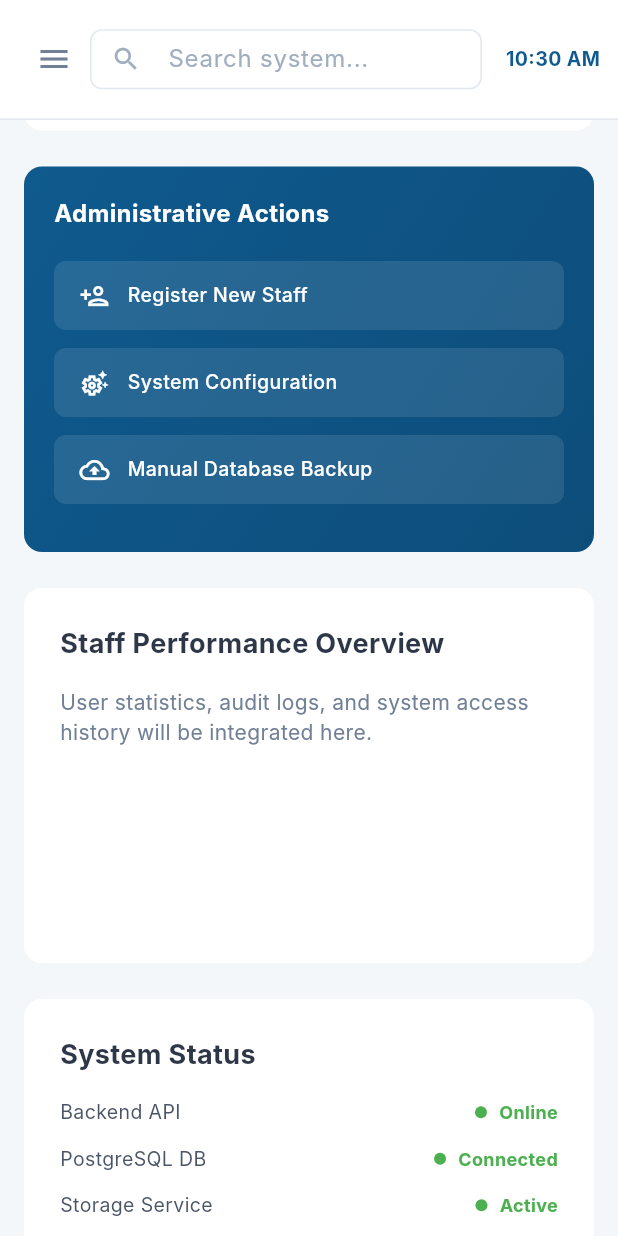
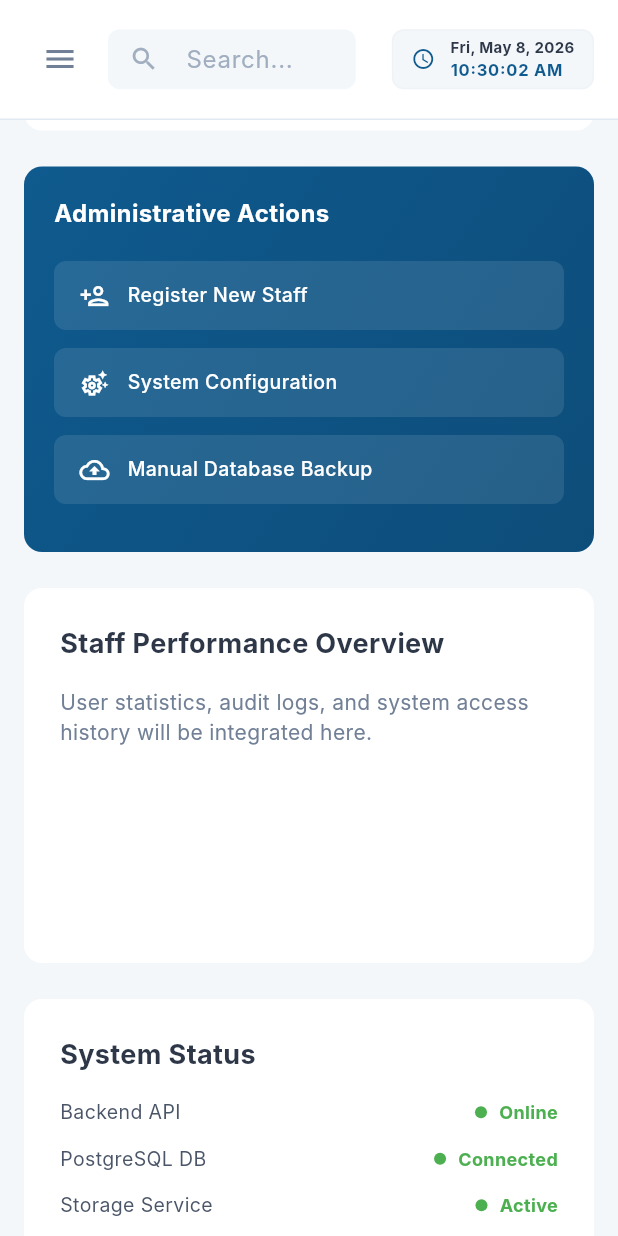
Before and after one commit to Sriponni-KSV/spmc-frontend-app, a Flutter app: the AdminDashboardScreen screen opened directly, scrolled down 576 dp, on a phone screen of 412 x 824 dp. Run offline on Flutter 3.47's test engine with Material 3 defaults, Android fonts, the phone set to English and light mode, and no system bars; our stand-ins replace flutter_dotenv, flutter_secure_storage; accounts and stored records are empty; network calls fail; Roboto replaces fonts that are missing (Inter).

Commit message:
changes in mobile number field

```diff
--- a/lib/controllers/doctor/doctor_controller.dart
+++ b/lib/controllers/doctor/doctor_controller.dart
@@ -9,6 +9,7 @@ class DoctorController {
   // ✅ Update Profile
   Future<UserModel> updateProfile({
     required String fullname,
+    String? mobile,
     String? medicalLicense,
     String? qualification,
     String? experience,
@@ -29,6 +30,7 @@ class DoctorController {
       '$baseUrl/doctor/update-profile',
       {
         'fullname': fullname,
+        'mobile': mobile ?? '',
         'medical_license': medicalLicense ?? '',
         'qualification': qualification ?? '',
         'experience': experience ?? '',
--- a/lib/models/user_model.dart
+++ b/lib/models/user_model.dart
@@ -94,7 +94,7 @@ class UserModel {
       email: json['email'] ?? '',
       role: json['role'] ?? '',
       status: json['status'] ?? 'active',
-      isDeleted: json['is_deleted'] == true || json['isDeleted'] == true || json['status'] == 'deleted',
+      isDeleted: json['is_deleted'] == 1 || json['is_deleted'] == true || json['isDeleted'] == true || json['status'] == 'deleted',
       staffUniqueId: json['staff_unique_id'] ?? json['staffUniqueId'],
       mobile: json['mobile'],
       token: json['token'],
--- a/lib/screens/admin_appointment_management.dart
+++ b/lib/screens/admin_appointment_management.dart
@@ -702,7 +702,7 @@ class _AdminAppointmentManagementState
           child: TextField(
             onChanged: (v) => setState(() => _searchQuery = v),
             decoration: const InputDecoration(
-              hintText: 'Search by patient name, phone number, or department...',
+              hintText: 'Search by patient name, mobile number, or department...',
               hintStyle: TextStyle(fontSize: 14, color: AppTheme.textSecondaryColor),
               border: InputBorder.none,
               isDense: true,
--- a/lib/screens/admin_dashboard.dart
+++ b/lib/screens/admin_dashboard.dart
@@ -1,4 +1,5 @@
 import 'package:flutter/material.dart';
+import 'package:flutter/services.dart';
 import 'package:intl/intl.dart';
 import 'package:provider/provider.dart';
 import '../utils/app_theme.dart';
@@ -6,6 +7,7 @@ import '../models/user_model.dart';
 import '../providers/auth_provider.dart';
 import '../controllers/admin_controller.dart';
 import '../widgets/nurse_widgets.dart' hide PatientModel;
+import '../widgets/admin_widgets.dart';
 import 'login_page.dart';
 import 'package:http/http.dart' as http;
 import 'dart:convert';
@@ -35,11 +37,15 @@ class _AdminDashboardScreenState extends State<AdminDashboardScreen> {
   final ScrollController _verticalScrollController = ScrollController();
   final ScrollController _horizontalScrollController = ScrollController();
   bool _showDeleted = false;
+  final FocusNode _mainFocusNode = FocusNode();
+  List<PatientModel> _dbPatients = [];
+  final PatientController _patientController = PatientController();
 
   @override
   void dispose() {
     _verticalScrollController.dispose();
     _horizontalScrollController.dispose();
+    _mainFocusNode.dispose();
     super.dispose();
   }
 
@@ -48,6 +54,42 @@ class _AdminDashboardScreenState extends State<AdminDashboardScreen> {
     super.initState();
     _loadStaff();
     _loadRbacData();
+    _fetchPatients();
+  }
+
+  Future<void> _fetchPatients() async {
+    try {
+      final patients = await _patientController.fetchPatients();
+      if (mounted) setState(() => _dbPatients = patients);
+    } catch (e) {
+      debugPrint('Error fetching patients for search: $e');
+    }
+  }
+
+  void _showSearchOverlay() {
+    showGeneralDialog(
+      context: context,
+      barrierDismissible: true,
+      barrierLabel: 'Search',
+      barrierColor: Colors.black.withOpacity(0.4),
+      transitionDuration: const Duration(milliseconds: 200),
+      pageBuilder: (context, anim1, anim2) {
+        return SearchOverlay(
+          patients: _dbPatients.map((p) => p.toJson()).toList(),
+          onNewPatient: () => setState(() => _selectedIndex = 2), // Navigate to Patient Management
+          onBookAppointment: () => setState(() => _selectedIndex = 4), // Navigate to Appointments
+        );
+      },
+      transitionBuilder: (context, anim1, anim2, child) {
+        return FadeTransition(
+          opacity: anim1,
+          child: ScaleTransition(
+            scale: Tween<double>(begin: 0.95, end: 1.0).animate(anim1),
+            child: child,
+          ),
+        );
+      },
+    );
   }
 
   void _loadStaff() {
@@ -205,7 +247,17 @@ class _AdminDashboardScreenState extends State<AdminDashboardScreen> {
                       controller: mobileCtrl,
                       decoration: const InputDecoration(labelText: 'Mobile Number', prefixIcon: Icon(Icons.phone_outlined)),
                       keyboardType: TextInputType.phone,
-                      validator: (val) => val == null || val.trim().isEmpty ? 'Please enter a mobile number' : null,
+                      maxLength: 10,
+                      inputFormatters: [
+                        FilteringTextInputFormatter.digitsOnly,
+                        LengthLimitingTextInputFormatter(10),
+                      ],
+                      validator: (val) {
+                        if (val == null || val.trim().isEmpty) return 'Please enter a mobile number';
+                        if (val.trim().length != 10) return 'Mobile number must be 10 digits';
+                        if (!RegExp(r'^[0-9]+$').hasMatch(val.trim())) return 'Please enter digits only';
+                        return null;
+                      },
                     ),
                     const SizedBox(height: 16),
                     if (isLoadingRoles)
@@ -360,7 +412,18 @@ class _AdminDashboardScreenState extends State<AdminDashboardScreen> {
   Widget build(BuildContext context) {
     final bool isMobile = MediaQuery.of(context).size.width < 900;
 
-    return Scaffold(
+    return Focus(
+      focusNode: _mainFocusNode,
+      autofocus: true,
+      onKeyEvent: (node, event) {
+        if (event is KeyDownEvent &&
+            event.logicalKey == LogicalKeyboardKey.slash) {
+          _showSearchOverlay();
+          return KeyEventResult.handled;
+        }
+        return KeyEventResult.ignored;
+      },
+      child: Scaffold(
         backgroundColor: AppTheme.backgroundColor,
         drawer: isMobile ? Drawer(child: _buildSidebar(context)) : null,
         body: SafeArea(
@@ -382,6 +445,7 @@ class _AdminDashboardScreenState extends State<AdminDashboardScreen> {
                 ),
               ),
             ],
+          ),
         ),
       ),
     );
@@ -800,8 +864,6 @@ class _AdminDashboardScreenState extends State<AdminDashboardScreen> {
                             children: [
                               Text(user.fullname, style: const TextStyle(fontWeight: FontWeight.bold, fontSize: 13)),
                               Text(user.email, style: const TextStyle(color: AppTheme.textSecondaryColor, fontSize: 11)),
-                              if (user.mobile != null && user.mobile!.isNotEmpty)
-                                Text(user.mobile!, style: const TextStyle(color: AppTheme.textSecondaryColor, fontSize: 11)),
                             ],
                           ),
                         ],
@@ -916,8 +978,6 @@ class _AdminDashboardScreenState extends State<AdminDashboardScreen> {
                           ],
                         ),
                         Text(user.email, style: const TextStyle(color: AppTheme.textSecondaryColor, fontSize: 12)),
-                        if (user.mobile != null && user.mobile!.isNotEmpty)
-                          Text(user.mobile!, style: const TextStyle(color: AppTheme.textSecondaryColor, fontSize: 12)),
                       ],
                     ),
                   ),
@@ -1103,65 +1163,98 @@ class _AdminDashboardScreenState extends State<AdminDashboardScreen> {
 
   Widget _buildHeader(BuildContext context, bool isMobile) {
     return Container(
-      height: isMobile ? 80 : 70,
+      height: isMobile ? 80 : 90,
       decoration: const BoxDecoration(
         color: Colors.white,
-        border: Border(bottom: BorderSide(color: AppTheme.borderColor, width: 1)),
-      ),
-      padding: EdgeInsets.symmetric(horizontal: isMobile ? 12 : 24),
+        border: Border(
+          bottom: BorderSide(color: AppTheme.borderColor, width: 1),
+        ),
+      ),
+      padding: EdgeInsets.symmetric(horizontal: isMobile ? 16 : 24),
       child: Row(
-        mainAxisAlignment: MainAxisAlignment.spaceBetween,
-        children: [
-          // Left: Menu & Search
-          if (isMobile)
+        crossAxisAlignment: CrossAxisAlignment.center,
+        children: [
+          if (isMobile) ...[
             Builder(
               builder: (context) => IconButton(
-                icon: const Icon(Icons.menu, color: AppTheme.textSecondaryColor),
+                icon: const Icon(
+                  Icons.menu,
+                  color: AppTheme.textSecondaryColor,
+                ),
                 onPressed: () => Scaffold.of(context).openDrawer(),
               ),
             ),
-
-          Flexible(
-            flex: 2,
-            child: Container(
+            const SizedBox(width: 8),
+          ],
+
+          // Search Bar (Flexible on mobile)
+          Expanded(
+            child: SizedBox(
               height: 40,
-              decoration: BoxDecoration(
-                color: AppTheme.backgroundColor,
+              child: TextFormField(
+                textAlignVertical: TextAlignVertical.center,
+                decoration: InputDecoration(
+                  hintText: isMobile ? 'Search...' : 'Quick search...',
+                  prefixIcon: const Icon(Icons.search, size: 20),
+                  suffixText: isMobile ? null : '/',
+                  suffixStyle: const TextStyle(color: AppTheme.iconColor),
+                  fillColor: AppTheme.backgroundColor,
+                  filled: true,
+                  contentPadding: const EdgeInsets.symmetric(horizontal: 16),
+                  border: OutlineInputBorder(
                     borderRadius: BorderRadius.circular(8),
-              ),
-              child: const TextField(
-                decoration: InputDecoration(
-                  hintText: 'Search system...',
-                  prefixIcon: Icon(Icons.search, size: 20),
-                  border: InputBorder.none,
-                  contentPadding: EdgeInsets.symmetric(vertical: 10),
-                ),
-              ),
-            ),
-          ),
-
-          const SizedBox(width: 16),
-
-          // Right Actions
+                    borderSide: BorderSide.none,
+                  ),
+                  enabledBorder: OutlineInputBorder(
+                    borderRadius: BorderRadius.circular(8),
+                    borderSide: BorderSide.none,
+                  ),
+                ),
+                readOnly: true,
+                onTap: _showSearchOverlay,
+              ),
+            ),
+          ),
+
+          if (!isMobile) ...[
+            const SizedBox(width: 24),
+            const Spacer(),
             Row(
               mainAxisSize: MainAxisSize.min,
-            children: [
-              // Notifications icon only on web
-              if (!isMobile) ...[
-                const Icon(Icons.notifications_none_outlined, color: AppTheme.textSecondaryColor),
+              crossAxisAlignment: CrossAxisAlignment.center,
+              children: [
+                const Icon(
+                  Icons.notifications_none_outlined,
+                  color: AppTheme.textSecondaryColor,
+                  size: 22,
+                ),
                 const SizedBox(width: 20),
-              ],
-
-              // Restored LiveClock widget for real-time display with seconds and day
-              if (!isMobile)
-                const LiveClock()
-              else
-                Text(
-                  DateFormat('hh:mm a').format(DateTime.now()),
-                  style: const TextStyle(fontWeight: FontWeight.bold, fontSize: 13, color: AppTheme.primaryColor),
-                ),
-            ],
-          ),
+                const Icon(
+                  Icons.help_outline,
+                  color: AppTheme.textSecondaryColor,
+                  size: 22,
+                ),
+                const SizedBox(width: 20),
+                ElevatedButton(
+                  onPressed: () {},
+                  style: ElevatedButton.styleFrom(
+                    backgroundColor: AppTheme.primaryColor,
+                    minimumSize: const Size(80, 40),
+                    padding: const EdgeInsets.symmetric(horizontal: 16),
+                    shape: RoundedRectangleBorder(
+                      borderRadius: BorderRadius.circular(8),
+                    ),
+                    elevation: 0,
+                  ),
+                  child: const Text('Share', style: TextStyle(fontSize: 14, fontWeight: FontWeight.bold)),
+                ),
+              ],
+            ),
+          ],
+          const SizedBox(width: 24),
+
+          // Date & Time
+          const AdminLiveClock(),
         ],
       ),
     );
@@ -1518,7 +1611,17 @@ final AdminController _adminController = AdminController();
                   onChanged: (_) { if (_errorMessage != null) setState(() => _errorMessage = null); },
                   decoration: const InputDecoration(labelText: 'Mobile Number', prefixIcon: Icon(Icons.phone_outlined)),
                   keyboardType: TextInputType.phone,
-                  validator: (val) => val == null || val.isEmpty ? 'Please enter a mobile number' : null,
+                  maxLength: 10,
+                  inputFormatters: [
+                    FilteringTextInputFormatter.digitsOnly,
+                    LengthLimitingTextInputFormatter(10),
+                  ],
+                  validator: (val) {
+                    if (val == null || val.isEmpty) return 'Please enter a mobile number';
+                    if (val.length != 10) return 'Mobile number must be 10 digits';
+                    if (!RegExp(r'^[0-9]+$').hasMatch(val)) return 'Please enter digits only';
+                    return null;
+                  },
                 ),
                 const SizedBox(height: 16),
                 TextFormField(
--- /dev/null
+++ b/lib/widgets/admin_widgets.dart
@@ -0,0 +1,76 @@
+import 'dart:async';
+import 'package:flutter/material.dart';
+import 'package:intl/intl.dart';
+import '../utils/app_theme.dart';
+
+class AdminLiveClock extends StatefulWidget {
+  const AdminLiveClock({Key? key}) : super(key: key);
+
+  @override
+  State<AdminLiveClock> createState() => _AdminLiveClockState();
+}
+
+class _AdminLiveClockState extends State<AdminLiveClock> {
+  late Timer _timer;
+  DateTime _currentTime = DateTime.now();
+
+  @override
+  void initState() {
+    super.initState();
+    _timer = Timer.periodic(const Duration(seconds: 1), (timer) {
+      if (mounted) {
+        setState(() {
+          _currentTime = DateTime.now();
+        });
+      }
+    });
+  }
+
+  @override
+  void dispose() {
+    _timer.cancel();
+    super.dispose();
+  }
+
+  @override
+  Widget build(BuildContext context) {
+    return Container(
+      height: 40,
+      padding: const EdgeInsets.symmetric(horizontal: 12),
+      decoration: BoxDecoration(
+        color: AppTheme.backgroundColor,
+        borderRadius: BorderRadius.circular(8),
+        border: Border.all(color: AppTheme.borderColor.withOpacity(0.3)),
+      ),
+      child: Row(
+        mainAxisSize: MainAxisSize.min,
+        children: [
+          const Icon(Icons.access_time, size: 16, color: AppTheme.primaryColor),
+          const SizedBox(width: 10),
+          Column(
+            mainAxisAlignment: MainAxisAlignment.center,
+            crossAxisAlignment: CrossAxisAlignment.start,
+            children: [
+              Text(
+                DateFormat('EEE, MMM d, yyyy').format(_currentTime),
+                style: const TextStyle(
+                  fontSize: 10,
+                  fontWeight: FontWeight.bold,
+                ),
+              ),
+              Text(
+                DateFormat('hh:mm:ss a').format(_currentTime),
+                style: const TextStyle(
+                  fontSize: 11,
+                  fontWeight: FontWeight.bold,
+                  color: AppTheme.primaryColor,
+                  letterSpacing: 0.5,
+                ),
+              ),
+            ],
+          ),
+        ],
+      ),
+    );
+  }
+}
```
Also changed, not shown: lib/screens/dashboard_page.dart (+27 -0 lines). Lines whose indentation alone changed are shown as unchanged.
